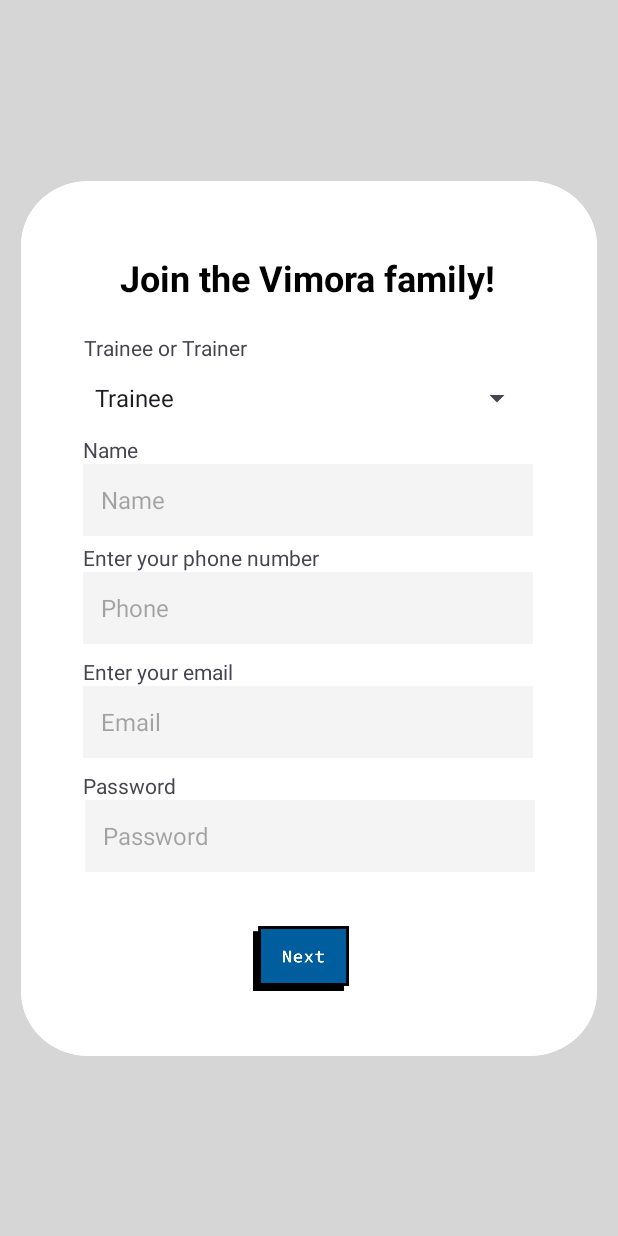
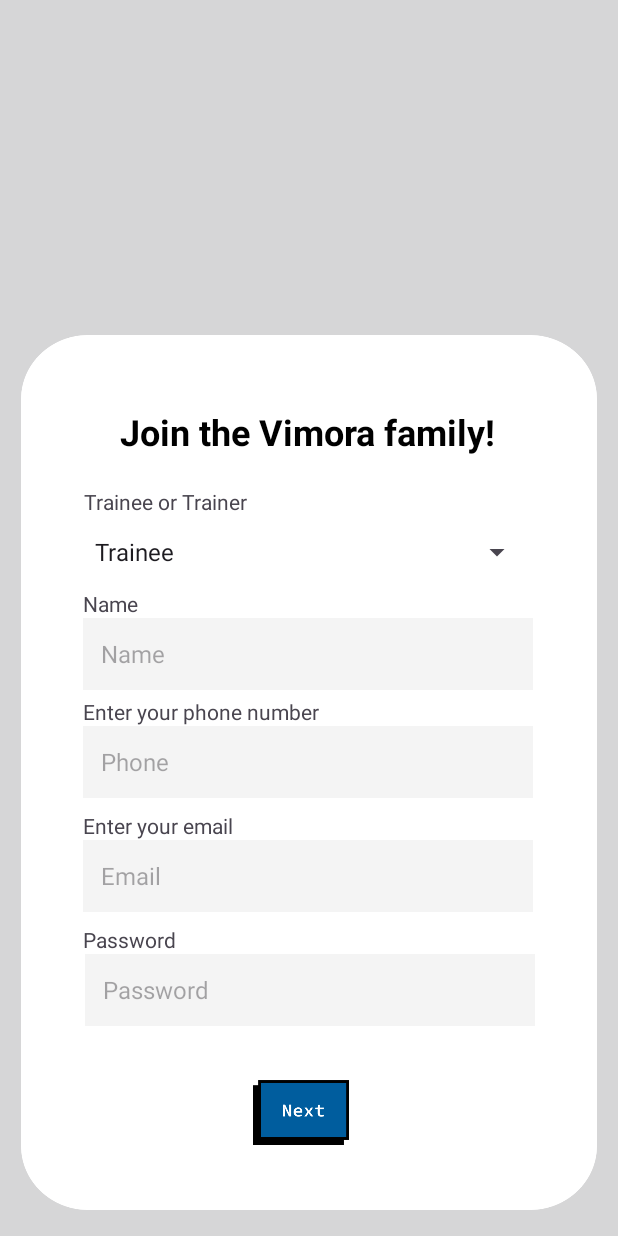
Before and after one commit to RafaellGramata/Vimora, an Android app: the SignupActivity screen opened directly, with no data from a screen before it, on a phone screen of 412 x 824 dp. Run offline under Robolectric (Android 15) with nearby library versions, the phone set to English and light mode, and no system bars.

Commit message:
adjust the content position of login, signup, signup2 and welcome.xml

```diff
--- a/app/src/main/res/layout/activity_login.xml
+++ b/app/src/main/res/layout/activity_login.xml
@@ -29,6 +29,7 @@
         android:layout_marginStart="16dp"
         android:layout_marginTop="268dp"
         android:layout_marginEnd="15dp"
+        android:layout_marginBottom="15dp"
         android:contentDescription="Login Card"
         android:scaleType="fitXY"
         app:layout_constraintBottom_toBottomOf="parent"
--- a/app/src/main/res/layout/activity_signup.xml
+++ b/app/src/main/res/layout/activity_signup.xml
@@ -23,13 +23,15 @@
         android:layout_height="583dp"
         android:layout_marginStart="14dp"
         android:layout_marginEnd="14dp"
+        android:layout_marginBottom="15dp"
         android:contentDescription="Signup Card"
         android:scaleType="fitXY"
         app:layout_constraintBottom_toBottomOf="parent"
         app:layout_constraintEnd_toEndOf="parent"
-        app:layout_constraintHorizontal_bias="0.0"
+        app:layout_constraintHorizontal_bias="1.0"
         app:layout_constraintStart_toStartOf="parent"
-        app:layout_constraintTop_toTopOf="parent"
+        app:layout_constraintTop_toTopOf="@+id/imgFullBackground"
+        app:layout_constraintVertical_bias="0.992"
         app:srcCompat="@drawable/loginbackground" />
 
     <TextView
--- a/app/src/main/res/layout/activity_signup2.xml
+++ b/app/src/main/res/layout/activity_signup2.xml
@@ -29,9 +29,10 @@
         android:scaleType="fitXY"
         app:layout_constraintBottom_toBottomOf="parent"
         app:layout_constraintEnd_toEndOf="parent"
-        app:layout_constraintHorizontal_bias="0.0"
+        app:layout_constraintHorizontal_bias="1.0"
         app:layout_constraintStart_toStartOf="parent"
-        app:layout_constraintTop_toTopOf="parent"
+        app:layout_constraintTop_toTopOf="@+id/imgFullBackground"
+        app:layout_constraintVertical_bias="0.891"
         app:srcCompat="@drawable/loginbackground" />
 
     <TextView
--- a/app/src/main/res/layout/activity_welcome.xml
+++ b/app/src/main/res/layout/activity_welcome.xml
@@ -11,13 +11,13 @@
 
     <ImageView
         android:id="@+id/welcomeLogo"
-        android:layout_width="362dp"
+        android:layout_width="400dp"
         android:layout_height="274dp"
         android:layout_marginTop="200dp"
         android:contentDescription="@string/welcomeLogoDesc"
         android:scaleType="fitCenter"
         app:layout_constraintEnd_toEndOf="parent"
-        app:layout_constraintHorizontal_bias="0.673"
+        app:layout_constraintHorizontal_bias="0.489"
         app:layout_constraintStart_toStartOf="parent"
         app:layout_constraintTop_toTopOf="parent"
         app:srcCompat="@drawable/splash" />
@@ -28,7 +28,7 @@
         android:layout_height="100dp"
         android:layout_marginStart="8dp"
         android:layout_marginTop="80dp"
-        android:layout_marginEnd="32dp"
+        android:layout_marginEnd="18dp"
         android:contentDescription="@string/loginButtonDesc"
         android:scaleType="fitCenter"
         app:layout_constraintEnd_toEndOf="parent"
```
